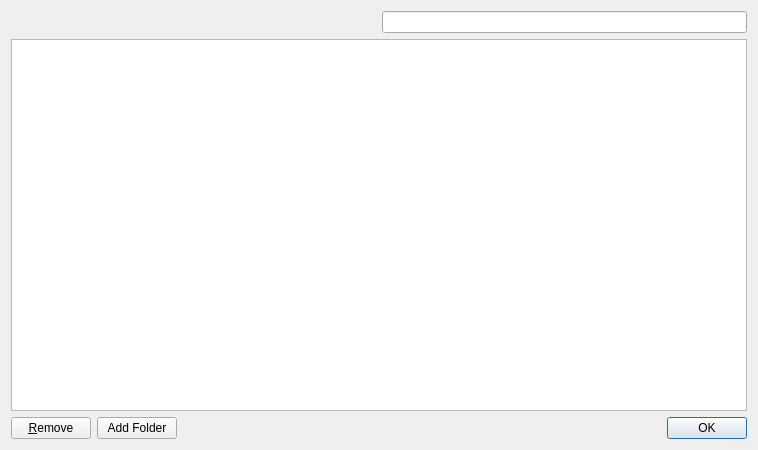
First picture: the form in bookmarks.ui, repository kernel1024/jpreader, before the edit.
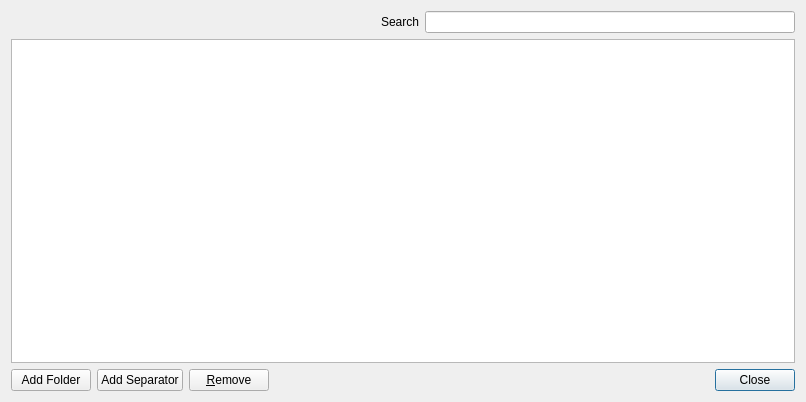
Second picture: the form after the edit. Custom widgets are drawn as their Qt base class.

What changed in the file:
```diff
--- a/bookmarks.ui
+++ b/bookmarks.ui
@@ -6,15 +6,17 @@
    <rect>
     <x>0</x>
     <y>0</y>
-    <width>758</width>
-    <height>450</height>
+    <width>806</width>
+    <height>402</height>
    </rect>
   </property>
   <property name="windowTitle">
    <string>Bookmarks</string>
   </property>
-  <layout class="QGridLayout" name="gridLayout">
-   <item row="0" column="0">
+  <layout class="QVBoxLayout" name="verticalLayout">
+   <item>
+    <layout class="QHBoxLayout" name="horizontalLayout">
+     <item>
     <spacer>
      <property name="orientation">
       <enum>Qt::Horizontal</enum>
@@ -27,21 +29,23 @@
      </property>
     </spacer>
    </item>
-   <item row="0" column="1">
+     <item>
+      <widget class="QLabel" name="label">
+       <property name="text">
+        <string>Search</string>
+       </property>
+      </widget>
+     </item>
+     <item>
     <widget class="QLineEdit" name="search"/>
    </item>
-   <item row="1" column="0" colspan="2">
+    </layout>
+   </item>
+   <item>
     <widget class="EditTreeView" name="tree"/>
    </item>
-   <item row="2" column="0" colspan="2">
+   <item>
     <layout class="QHBoxLayout">
-     <item>
-      <widget class="QPushButton" name="removeButton">
-       <property name="text">
-        <string>&amp;Remove</string>
-       </property>
-      </widget>
-     </item>
      <item>
       <widget class="QPushButton" name="addFolderButton">
        <property name="text">
@@ -49,6 +53,20 @@
        </property>
       </widget>
      </item>
+     <item>
+      <widget class="QPushButton" name="addSeparatorButton">
+       <property name="text">
+        <string>Add Separator</string>
+       </property>
+      </widget>
+     </item>
+     <item>
+      <widget class="QPushButton" name="removeButton">
+       <property name="text">
+        <string>&amp;Remove</string>
+       </property>
+      </widget>
+     </item>
      <item>
       <spacer>
        <property name="orientation">
@@ -63,9 +81,12 @@
       </spacer>
      </item>
      <item>
-      <widget class="QDialogButtonBox" name="buttonBox">
-       <property name="standardButtons">
-        <set>QDialogButtonBox::Ok</set>
+      <widget class="QPushButton" name="closeButton">
+       <property name="text">
+        <string>Close</string>
+       </property>
+       <property name="default">
+        <bool>true</bool>
        </property>
       </widget>
      </item>
```
Left out of the diff: 19 changed lines with no effect on the pictures. Lines whose indentation alone changed are shown as unchanged.
